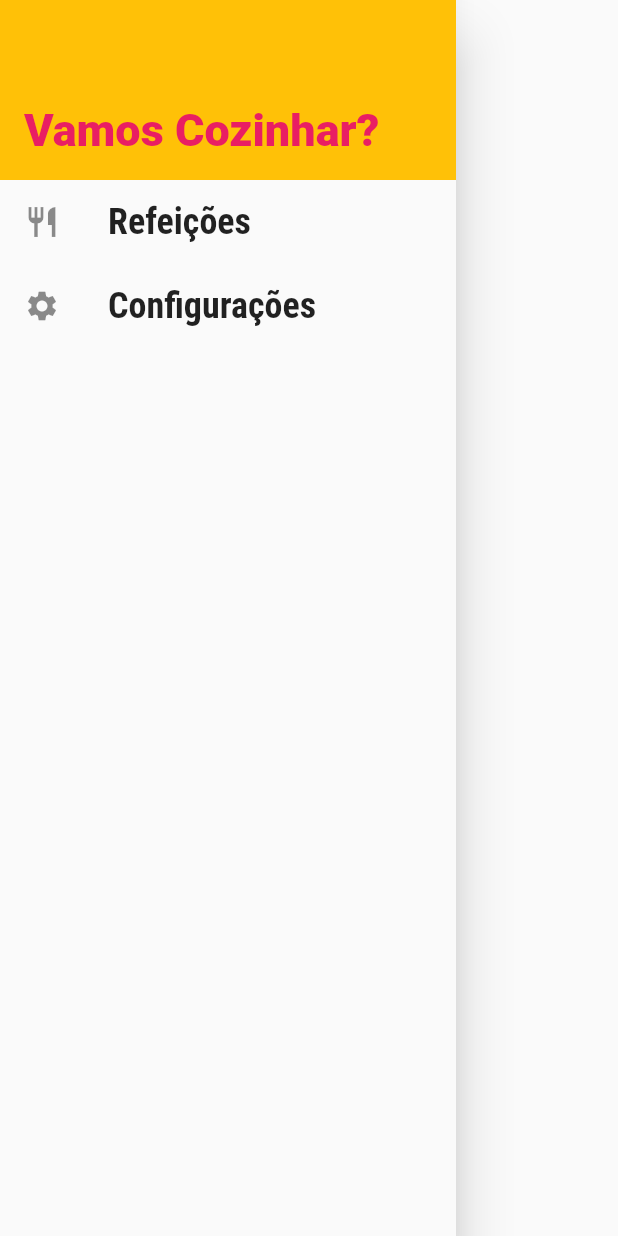
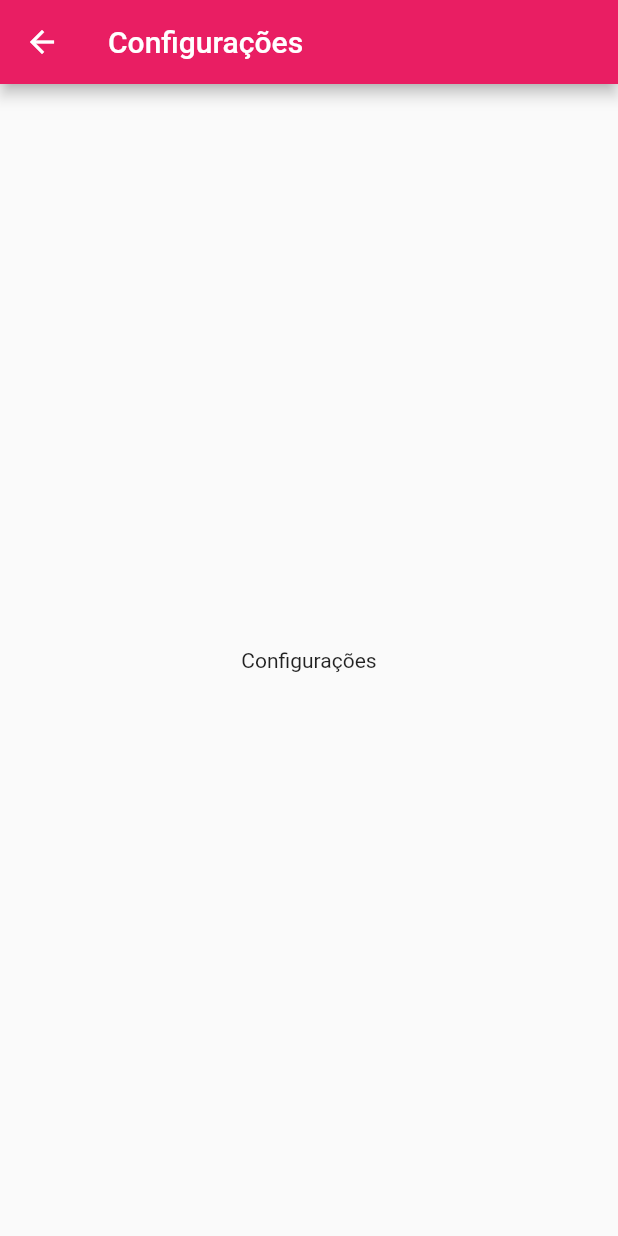
Before and after one commit to xandefreitas/Meals, a Flutter app: the MainDrawer widget shown alone on an empty page, opened directly, after a tap on "Configurações", on a phone screen of 412 x 824 dp. Run offline on Flutter 3.47's test engine with Material 2 defaults, Android fonts, the phone set to English and light mode, and no system bars; network calls fail.

Commit message:
202. Adicionando Links no Drawer

```diff
--- a/lib/components/main_drawer.dart
+++ b/lib/components/main_drawer.dart
@@ -1,9 +1,10 @@
 import 'package:flutter/material.dart';
+import 'package:flutter_meals/utils/app_routes.dart';
 
 class MainDrawer extends StatelessWidget {
   const MainDrawer({Key? key}) : super(key: key);
 
-  Widget _createItem(IconData icon, String label) {
+  Widget _createItem(IconData icon, String label, Function() onTap) {
     return ListTile(
       leading: Icon(
         icon,
@@ -17,7 +18,7 @@ class MainDrawer extends StatelessWidget {
           fontWeight: FontWeight.bold,
         ),
       ),
-      onTap: () {},
+      onTap: onTap,
     );
   }
 
@@ -41,8 +42,16 @@ class MainDrawer extends StatelessWidget {
               ),
             ),
           ),
-          _createItem(Icons.restaurant, 'Refeições'),
-          _createItem(Icons.settings, 'Configurações'),
+          _createItem(
+            Icons.restaurant,
+            'Refeições',
+            () => Navigator.pushNamed(context, AppRoutes.HOME),
+          ),
+          _createItem(
+            Icons.settings,
+            'Configurações',
+            () => Navigator.pushNamed(context, AppRoutes.SETTINGS),
+          ),
         ],
       ),
     );
--- a/lib/main.dart
+++ b/lib/main.dart
@@ -2,6 +2,7 @@ import 'package:flutter/material.dart';
 import 'package:flutter_meals/screens/categories_meals_screen.dart';
 import 'package:flutter_meals/screens/categories_screen.dart';
 import 'package:flutter_meals/screens/meal_detail_screen.dart';
+import 'package:flutter_meals/screens/settings_screen.dart';
 import 'package:flutter_meals/screens/tabs_screen.dart';
 import 'package:flutter_meals/utils/app_routes.dart';
 
@@ -34,6 +35,7 @@ class MyApp extends StatelessWidget {
         AppRoutes.HOME: (ctx) => const TabsScreen(),
         AppRoutes.CATEGORIES_MEALS: (ctx) => const CategoriesMealsScreen(),
         AppRoutes.MEAL_DETAIL: (ctx) => const MealDetailScreen(),
+        AppRoutes.SETTINGS: (ctx) => const SettingsScreen(),
       },
       onGenerateRoute: (settings) {
         if (settings.name == '/rota') {
--- /dev/null
+++ b/lib/screens/settings_screen.dart
@@ -0,0 +1,17 @@
+import 'package:flutter/material.dart';
+
+class SettingsScreen extends StatelessWidget {
+  const SettingsScreen({Key? key}) : super(key: key);
+
+  @override
+  Widget build(BuildContext context) {
+    return Scaffold(
+      appBar: AppBar(
+        title: Text('Configurações'),
+      ),
+      body: Center(
+        child: Text('Configurações'),
+      ),
+    );
+  }
+}
--- a/lib/utils/app_routes.dart
+++ b/lib/utils/app_routes.dart
@@ -2,4 +2,5 @@ class AppRoutes {
   static const HOME = '/';
   static const CATEGORIES_MEALS = '/categoriesMeals';
   static const MEAL_DETAIL = '/mealDetail';
+  static const SETTINGS = '/settings';
 }
```
